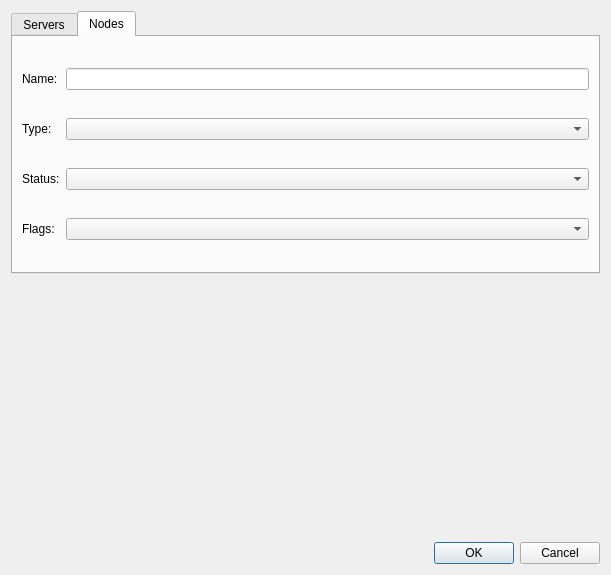
Above: Viewer/src/NodeSearchDialog.ui from ecmwf/ecflow before the change. Below: the same form after it.
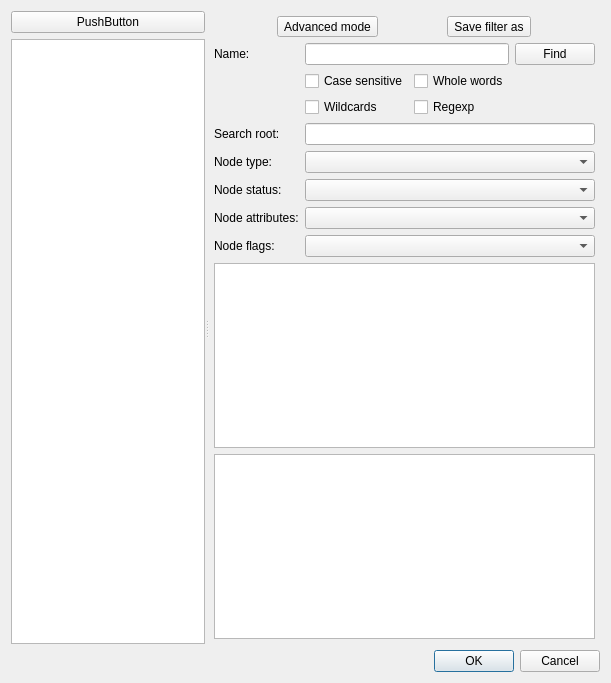
That is the form after the change. Icons and pictures are not drawn. Custom widgets are drawn as their Qt base class.

Commit message: ecFlowUI: implement search dialogue for nodes and attributes ECFLOW-423

Diff of the .ui file:
```diff
--- a/Viewer/src/NodeSearchDialog.ui
+++ b/Viewer/src/NodeSearchDialog.ui
@@ -7,37 +7,103 @@
     <x>0</x>
     <y>0</y>
     <width>611</width>
-    <height>575</height>
+    <height>683</height>
    </rect>
   </property>
   <property name="windowTitle">
    <string>Dialog</string>
   </property>
-  <layout class="QVBoxLayout" name="verticalLayout" stretch="0,0,0">
+  <layout class="QVBoxLayout" name="verticalLayout_2">
    <item>
-    <widget class="QTabWidget" name="tabWidget">
-     <property name="currentIndex">
-      <number>1</number>
+    <widget class="QSplitter" name="splitter">
+     <property name="orientation">
+      <enum>Qt::Horizontal</enum>
      </property>
-     <widget class="QWidget" name="tab">
-      <attribute name="title">
-       <string>Servers</string>
-      </attribute>
-     </widget>
-     <widget class="QWidget" name="tab_2">
-      <attribute name="title">
-       <string>Nodes</string>
-      </attribute>
-      <layout class="QGridLayout" name="gridLayout_2">
-       <item row="2" column="0">
+     <widget class="QWidget" name="filtersPanel_" native="true">
+      <layout class="QVBoxLayout" name="verticalLayout_4">
+       <item>
+        <widget class="QPushButton" name="pushButton">
+         <property name="text">
+          <string>PushButton</string>
+         </property>
+        </widget>
+       </item>
+       <item>
+        <widget class="QListView" name="listView"/>
+       </item>
+      </layout>
+     </widget>
+     <widget class="QWidget" name="layoutWidget">
+      <layout class="QVBoxLayout" name="verticalLayout">
+       <property name="leftMargin">
+        <number>5</number>
+       </property>
+       <property name="topMargin">
+        <number>5</number>
+       </property>
+       <property name="rightMargin">
+        <number>5</number>
+       </property>
+       <property name="bottomMargin">
+        <number>5</number>
+       </property>
+       <item>
+        <layout class="QHBoxLayout" name="horizontalLayout">
+         <item>
+          <widget class="QToolButton" name="toolButton_2">
+           <property name="text">
+            <string>Advanced mode</string>
+           </property>
+          </widget>
+         </item>
+         <item>
+          <widget class="QToolButton" name="toolButton">
+           <property name="text">
+            <string>Save filter as</string>
+           </property>
+          </widget>
+         </item>
+        </layout>
+       </item>
+       <item>
+        <layout class="QGridLayout" name="gridLayout">
+         <item row="0" column="1">
+          <widget class="QLineEdit" name="searchLe_"/>
+         </item>
+         <item row="11" column="0">
+          <widget class="QLabel" name="label_4">
+           <property name="text">
+            <string>Node flags:</string>
+           </property>
+          </widget>
+         </item>
+         <item row="9" column="0">
         <widget class="QLabel" name="label_2">
          <property name="text">
-          <string>Status:</string>
+            <string>Node status:</string>
          </property>
         </widget>
        </item>
-       <item row="0" column="3">
-        <widget class="QLineEdit" name="lineEdit"/>
+         <item row="10" column="0">
+          <widget class="QLabel" name="label_5">
+           <property name="text">
+            <string>Node attributes:</string>
+           </property>
+          </widget>
+         </item>
+         <item row="8" column="0">
+          <widget class="QLabel" name="label_3">
+           <property name="text">
+            <string>Node type:</string>
+           </property>
+          </widget>
+         </item>
+         <item row="7" column="0">
+          <widget class="QLabel" name="label_6">
+           <property name="text">
+            <string>Search root:</string>
+           </property>
+          </widget>
        </item>
        <item row="0" column="0">
         <widget class="QLabel" name="label">
@@ -46,45 +112,75 @@
          </property>
         </widget>
        </item>
-       <item row="2" column="3">
-        <widget class="ComboMulti" name="nodeStateCb_"/>
-       </item>
-       <item row="3" column="3">
-        <widget class="QComboBox" name="comboBox"/>
-       </item>
+         <item row="2" column="1">
+          <layout class="QGridLayout" name="gridLayout_2">
        <item row="1" column="0">
-        <widget class="QLabel" name="label_3">
+            <widget class="QCheckBox" name="checkBox">
          <property name="text">
-          <string>Type:</string>
+              <string>Wildcards</string>
          </property>
         </widget>
        </item>
-       <item row="1" column="3">
-        <widget class="ComboMulti" name="nodeTypeCb_"/>
-       </item>
-       <item row="3" column="0">
-        <widget class="QLabel" name="label_4">
+           <item row="0" column="0">
+            <widget class="QCheckBox" name="checkBox_2">
+             <property name="text">
+              <string>Case sensitive</string>
+             </property>
+            </widget>
+           </item>
+           <item row="0" column="1">
+            <widget class="QCheckBox" name="checkBox_3">
          <property name="text">
-          <string>Flags:</string>
+              <string>Whole words</string>
          </property>
         </widget>
        </item>
-      </layout>
-     </widget>
-    </widget>
-   </item>
-   <item>
-    <spacer name="verticalSpacer">
-     <property name="orientation">
-      <enum>Qt::Vertical</enum>
-     </property>
-     <property name="sizeHint" stdset="0">
-      <size>
-       <width>20</width>
-       <height>40</height>
-      </size>
-     </property>
-    </spacer>
+           <item row="1" column="1">
+            <widget class="QCheckBox" name="checkBox_4">
+             <property name="text">
+              <string>Regexp</string>
+             </property>
+            </widget>
+           </item>
+          </layout>
+         </item>
+         <item row="0" column="2">
+          <widget class="QPushButton" name="pushButton_2">
+           <property name="text">
+            <string>Find</string>
+           </property>
+           <property name="icon">
+            <iconset resource="viewer.qrc">
+             <normaloff>:/viewer/search_decor.svg</normaloff>:/viewer/search_decor.svg</iconset>
+           </property>
+          </widget>
+         </item>
+         <item row="8" column="1" colspan="2">
+          <widget class="ComboMulti" name="typeCb_"/>
+         </item>
+         <item row="9" column="1" colspan="2">
+          <widget class="ComboMulti" name="stateCb_"/>
+         </item>
+         <item row="10" column="1" colspan="2">
+          <widget class="ComboMulti" name="attrCb_"/>
+         </item>
+         <item row="11" column="1" colspan="2">
+          <widget class="ComboMulti" name="flagCb_"/>
+         </item>
+         <item row="7" column="1" colspan="2">
+          <widget class="QLineEdit" name="rootLe_"/>
+         </item>
+        </layout>
+       </item>
+       <item>
+        <widget class="QPlainTextEdit" name="plainTextEdit"/>
+       </item>
+       <item>
+        <widget class="QTreeView" name="treeView"/>
+       </item>
+      </layout>
+     </widget>
+    </widget>
    </item>
    <item>
     <widget class="QDialogButtonBox" name="buttonBox">
```
Left out of the diff: 8 changed lines with no effect on the pictures. Lines whose indentation alone changed are shown as unchanged. The commit also changes 5 other files.
